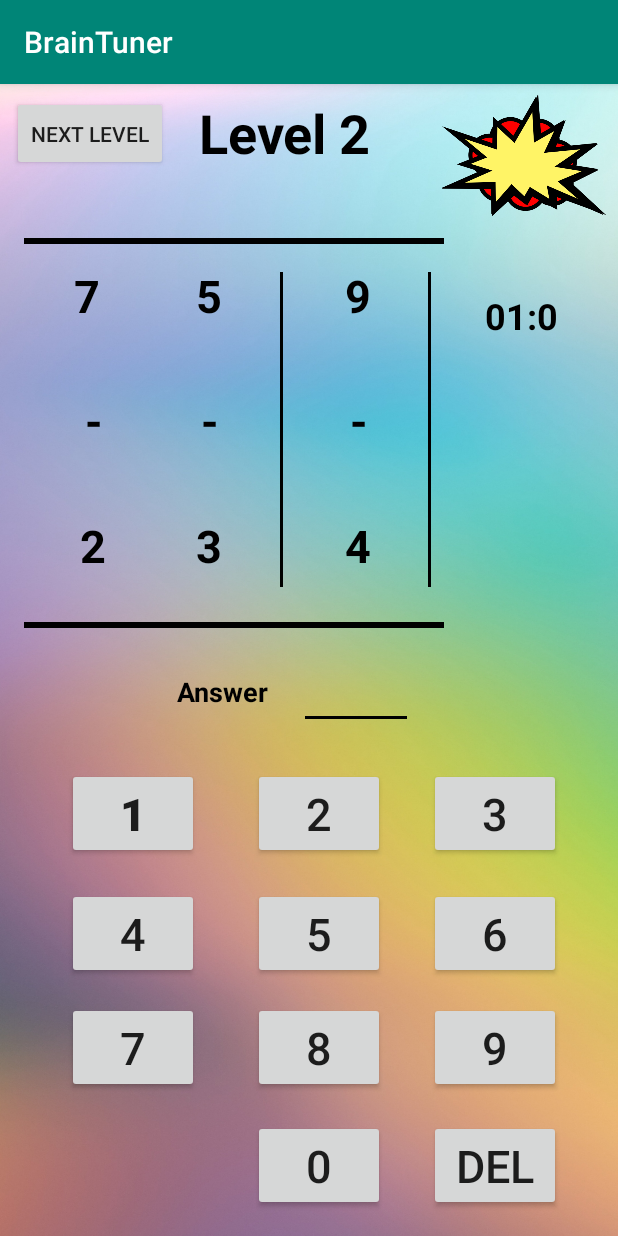
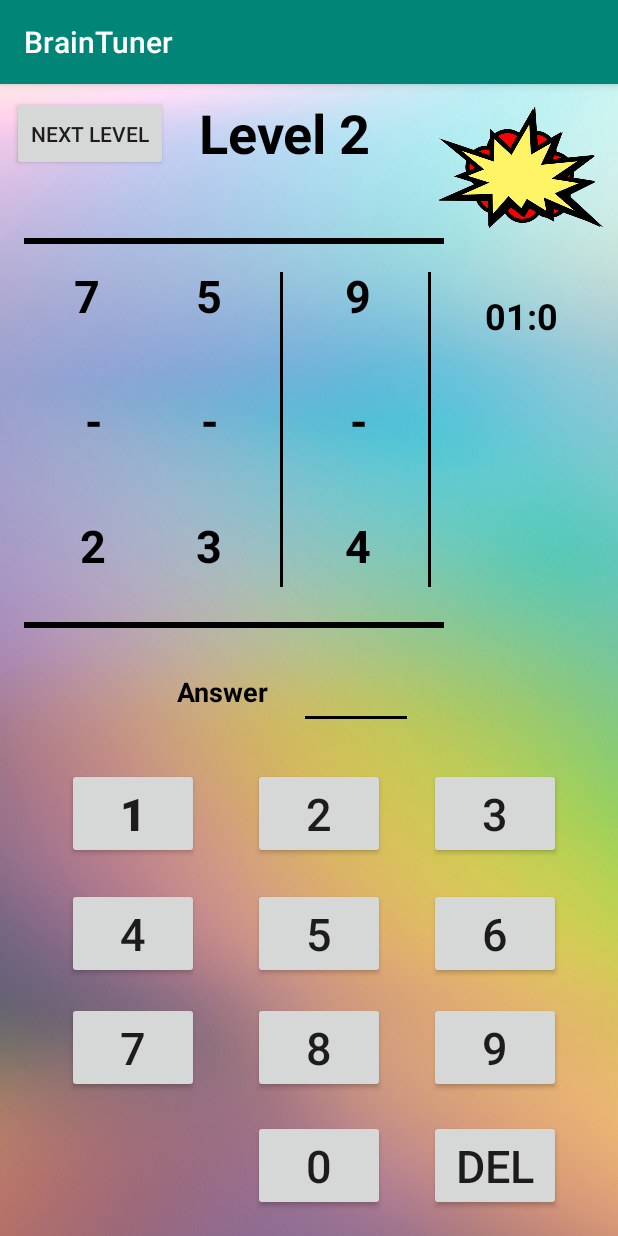
Before and after one commit to tdwic/BrainTuner2, an Android app: the level_2 screen opened directly, with no data from a screen before it, on a phone screen of 412 x 824 dp. Run offline under Robolectric (Android 15) with nearby library versions, the phone set to English and light mode, and no system bars; Roboto replaces fonts that are not available here.

Commit message:
home done score done align Done

```diff
--- a/app/src/main/res/layout/activity_level_1.xml
+++ b/app/src/main/res/layout/activity_level_1.xml
@@ -51,12 +51,13 @@
         android:layout_width="117dp"
         android:layout_height="81dp"
         android:layout_marginStart="8dp"
-        android:layout_marginEnd="4dp"
+        android:layout_marginTop="2dp"
+        android:layout_marginEnd="2dp"
         android:layout_marginBottom="315dp"
         app:layout_constraintBottom_toTopOf="@+id/button6"
         app:layout_constraintEnd_toEndOf="parent"
         app:layout_constraintHorizontal_bias="1.0"
-        app:layout_constraintStart_toEndOf="@+id/textView16"
+        app:layout_constraintStart_toEndOf="@+id/textView17"
         app:layout_constraintTop_toTopOf="parent"
         app:layout_constraintVertical_bias="0.107"
         app:srcCompat="@drawable/score" />
--- a/app/src/main/res/layout/activity_level_1_a.xml
+++ b/app/src/main/res/layout/activity_level_1_a.xml
@@ -12,7 +12,8 @@
         android:layout_width="117dp"
         android:layout_height="81dp"
         android:layout_marginStart="8dp"
-        android:layout_marginEnd="4dp"
+        android:layout_marginTop="2dp"
+        android:layout_marginEnd="2dp"
         android:layout_marginBottom="315dp"
         app:layout_constraintBottom_toTopOf="@+id/button6"
         app:layout_constraintEnd_toEndOf="parent"
--- a/app/src/main/res/layout/activity_level_2.xml
+++ b/app/src/main/res/layout/activity_level_2.xml
@@ -31,14 +31,15 @@
         android:layout_width="117dp"
         android:layout_height="81dp"
         android:layout_marginStart="8dp"
-        android:layout_marginEnd="4dp"
+        android:layout_marginTop="2dp"
+        android:layout_marginEnd="2dp"
         android:layout_marginBottom="315dp"
         app:layout_constraintBottom_toTopOf="@+id/button6"
         app:layout_constraintEnd_toEndOf="parent"
-        app:layout_constraintHorizontal_bias="1.0"
-        app:layout_constraintStart_toEndOf="@+id/textView16"
+        app:layout_constraintHorizontal_bias="0.888"
+        app:layout_constraintStart_toEndOf="@+id/textView39"
         app:layout_constraintTop_toTopOf="parent"
-        app:layout_constraintVertical_bias="0.107"
+        app:layout_constraintVertical_bias="0.216"
         app:srcCompat="@drawable/score" />
 
     <TextView
--- a/app/src/main/res/layout/activity_level_2_a.xml
+++ b/app/src/main/res/layout/activity_level_2_a.xml
@@ -479,7 +479,8 @@
         android:layout_width="117dp"
         android:layout_height="81dp"
         android:layout_marginStart="8dp"
-        android:layout_marginEnd="4dp"
+        android:layout_marginTop="2dp"
+        android:layout_marginEnd="2dp"
         android:layout_marginBottom="315dp"
         app:layout_constraintBottom_toTopOf="@+id/button6"
         app:layout_constraintEnd_toEndOf="parent"
--- a/app/src/main/res/layout/activity_level_3.xml
+++ b/app/src/main/res/layout/activity_level_3.xml
@@ -12,7 +12,8 @@
         android:layout_width="117dp"
         android:layout_height="81dp"
         android:layout_marginStart="8dp"
-        android:layout_marginEnd="4dp"
+        android:layout_marginTop="2dp"
+        android:layout_marginEnd="2dp"
         android:layout_marginBottom="315dp"
         app:layout_constraintBottom_toTopOf="@+id/button6"
         app:layout_constraintEnd_toEndOf="parent"
--- a/app/src/main/res/layout/activity_level_3_a.xml
+++ b/app/src/main/res/layout/activity_level_3_a.xml
@@ -12,7 +12,8 @@
         android:layout_width="117dp"
         android:layout_height="81dp"
         android:layout_marginStart="8dp"
-        android:layout_marginEnd="4dp"
+        android:layout_marginTop="2dp"
+        android:layout_marginEnd="2dp"
         android:layout_marginBottom="315dp"
         app:layout_constraintBottom_toTopOf="@+id/button6"
         app:layout_constraintEnd_toEndOf="parent"
--- a/app/src/main/res/layout/activity_level_4.xml
+++ b/app/src/main/res/layout/activity_level_4.xml
@@ -12,7 +12,7 @@
         android:layout_width="117dp"
         android:layout_height="81dp"
         android:layout_marginStart="8dp"
-        android:layout_marginEnd="4dp"
+        android:layout_marginEnd="2dp"
         android:layout_marginBottom="315dp"
         app:layout_constraintBottom_toTopOf="@+id/button6"
         app:layout_constraintEnd_toEndOf="parent"
--- a/app/src/main/res/layout/activity_level_4_a.xml
+++ b/app/src/main/res/layout/activity_level_4_a.xml
@@ -12,7 +12,8 @@
         android:layout_width="117dp"
         android:layout_height="81dp"
         android:layout_marginStart="8dp"
-        android:layout_marginEnd="4dp"
+        android:layout_marginTop="2dp"
+        android:layout_marginEnd="2dp"
         android:layout_marginBottom="315dp"
         app:layout_constraintBottom_toTopOf="@+id/button6"
         app:layout_constraintEnd_toEndOf="parent"
```
